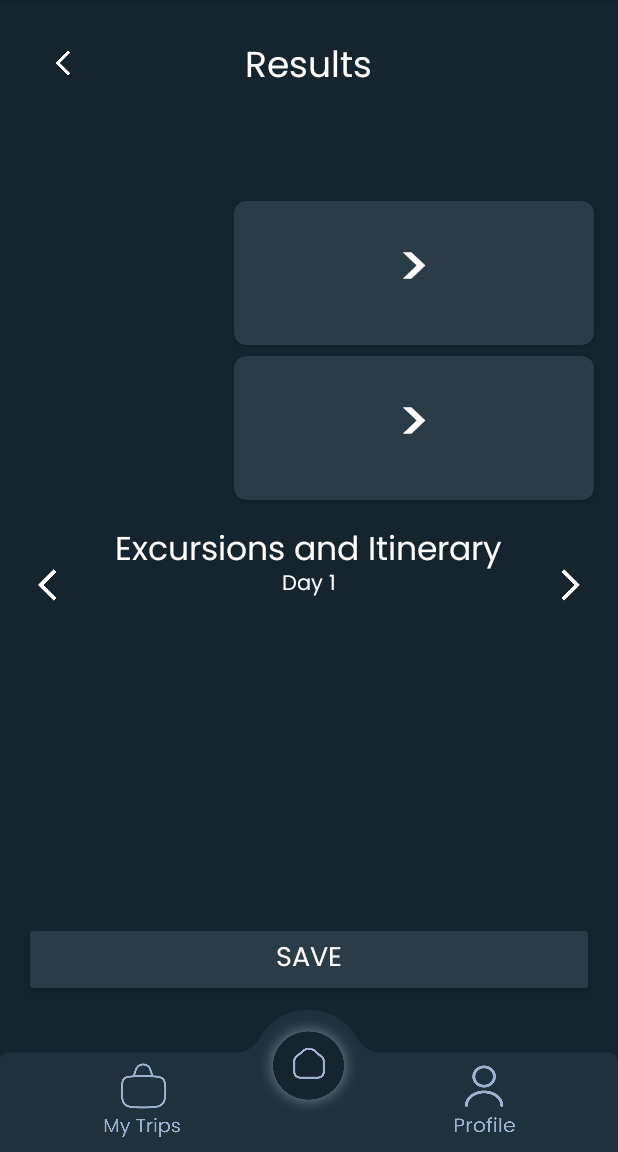
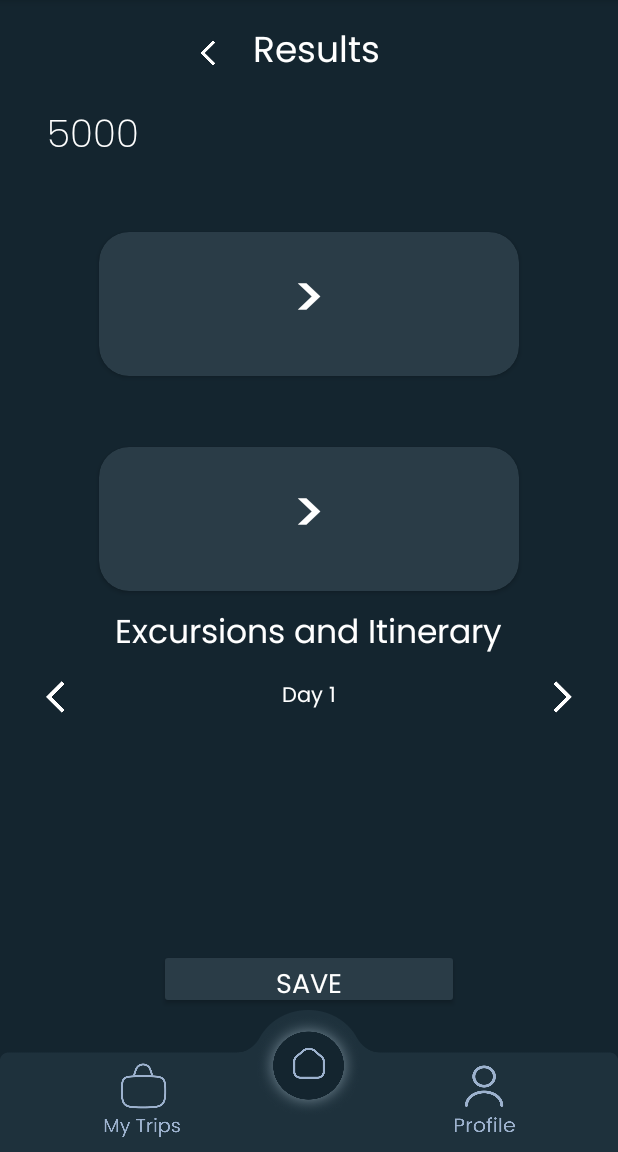
Before and after one commit to rithvik213/TripPlanner, an Android app: the Results screen opened through its navigation route, on a phone screen of 412 x 824 dp, the part 84-1236 px from its top. Run offline under Robolectric (Android 15) with nearby library versions, the phone set to English and light mode, and no system bars; our stand-ins replace Room's generated code, navigation-ui; libraries missing offline, so code that uses them is left out: com.google.api.services; 33 statements that could not run were skipped.

Commit message:
saving changes

```diff
--- a/app/src/main/res/layout/fragment_results.xml
+++ b/app/src/main/res/layout/fragment_results.xml
@@ -1,9 +1,10 @@
 <?xml version="1.0" encoding="utf-8"?>
-<androidx.constraintlayout.widget.ConstraintLayout xmlns:android="http://schemas.android.com/apk/res/android"
+<LinearLayout xmlns:android="http://schemas.android.com/apk/res/android"
     xmlns:app="http://schemas.android.com/apk/res-auto"
     xmlns:tools="http://schemas.android.com/tools"
     android:layout_width="match_parent"
     android:layout_height="match_parent"
+    android:orientation="vertical"
     android:background="@color/darknavy"
     tools:context=".Results">
 
@@ -19,18 +20,105 @@
         app:layout_constraintStart_toStartOf="parent"
         app:layout_constraintEnd_toEndOf="parent"/>
 
+    <LinearLayout
+        android:layout_width="wrap_content"
+        android:layout_height="wrap_content"
+        android:layout_gravity="center"
+        android:padding="15dp"
+        android:orientation="horizontal" >
+
+        <ImageButton
+            android:id="@+id/resultsbackbutton"
+            android:layout_width="20dp"
+            android:layout_height="20dp"
+            android:layout_gravity="center_vertical"
+            android:background="@drawable/arrow_back_ios_new"
+            app:layout_constraintStart_toStartOf="parent"
+            app:layout_constraintTop_toTopOf="parent" />
+
+        <TextView
+            android:id="@+id/textView3"
+            android:layout_marginStart="20dp"
+            android:layout_marginEnd="30dp"
+            android:layout_width="wrap_content"
+            android:layout_height="wrap_content"
+            android:layout_gravity="center_horizontal"
+            android:fontFamily="@font/poppins"
+            android:text="@string/results"
+            android:textColor="#FFFFFF"
+            android:textSize="24sp"
+             />
+    </LinearLayout>
+
+    <LinearLayout
+        android:layout_width="match_parent"
+        android:layout_height="wrap_content"
+        android:orientation="horizontal" >
+
+        <TextView
+            android:id="@+id/destination"
+            android:layout_width="wrap_content"
+            android:layout_height="wrap_content"
+            android:layout_marginStart="15dp"
+            android:backgroundTint="@color/navy"
+            android:fontFamily="@font/poppins"
+            android:textColor="@color/white"
+            android:text="Destination"
+            android:textSize="25sp"
+            app:layout_constraintBottom_toBottomOf="parent"
+            app:layout_constraintEnd_toEndOf="parent"
+            app:layout_constraintHorizontal_bias="0.0"
+            app:layout_constraintStart_toStartOf="parent"
+            app:layout_constraintTop_toTopOf="parent"
+            app:layout_constraintVertical_bias="0.123" />
+
+        <TextView
+            android:id="@+id/totalprice"
+            android:layout_width="wrap_content"
+            android:layout_height="wrap_content"
+            android:layout_marginStart="16dp"
+            android:layout_marginEnd="16dp"
+            android:text="5000"
+            android:fontFamily="@font/poppinslight"
+            android:textColor="@color/white"
+            android:textSize="25sp"
+            app:layout_constraintBottom_toBottomOf="parent"
+            app:layout_constraintEnd_toEndOf="parent"
+            app:layout_constraintHorizontal_bias="1.0"
+            app:layout_constraintStart_toStartOf="parent"
+            app:layout_constraintTop_toTopOf="parent"
+            app:layout_constraintVertical_bias="0.123" />
+
+    </LinearLayout>
+
+    <LinearLayout
+        android:layout_width="match_parent"
+        android:layout_height="wrap_content"
+        android:orientation="vertical" >
+
+        <TextView
+            android:id="@+id/departuredate"
+            android:layout_width="match_parent"
+            android:layout_height="wrap_content"
+            android:layout_marginTop="5dp"
+            android:layout_marginBottom="5dp"
+            android:layout_marginStart="15sp"
+            android:layout_gravity="center_vertical"
+            android:fontFamily="@font/poppins"
+            android:textColor="@color/white"
+            android:textSize="15sp"
+             />
+
         <androidx.cardview.widget.CardView
             android:id="@+id/outboundcard"
-        android:layout_width="240dp"
+            android:layout_width="280dp"
             android:layout_height="96dp"
-        android:layout_margin="16dp"
-        android:layout_marginTop="8dp"
-        android:layout_marginBottom="8dp"
+            android:layout_gravity="center"
+            android:layout_marginTop="5dp"
+            android:layout_marginBottom="5dp"
             android:backgroundTint="@color/navy"
-        app:cardCornerRadius="8dp"
-        app:layout_constraintBottom_toTopOf="@+id/inboundcard"
-        app:layout_constraintEnd_toEndOf="parent"
-        app:layout_constraintTop_toBottomOf="@+id/destination">
+            app:cardCornerRadius="20dp"
+            >
 
             <LinearLayout
                 android:layout_width="match_parent"
@@ -114,16 +202,37 @@
                 </LinearLayout>
             </LinearLayout>
         </androidx.cardview.widget.CardView>
+    </LinearLayout>
+
+
+    <LinearLayout
+        android:layout_width="match_parent"
+        android:layout_height="wrap_content"
+        android:orientation="vertical" >
+
+        <TextView
+            android:id="@+id/returndates"
+            android:layout_width="match_parent"
+            android:layout_height="wrap_content"
+            android:fontFamily="@font/poppins"
+            android:layout_marginTop="5dp"
+            android:layout_marginBottom="5dp"
+            android:textColor="@color/white"
+            android:layout_marginStart="15sp"
+            android:layout_gravity="center_vertical"
+            android:textSize="15sp"
+             />
 
 
         <androidx.cardview.widget.CardView
             android:id="@+id/inboundcard"
-        android:layout_width="240dp"
+            android:layout_width="280dp"
             android:layout_height="96dp"
-        android:layout_margin="16dp"
-        android:layout_marginBottom="8dp"
+            android:layout_marginBottom="5dp"
+            android:layout_marginTop="5dp"
             android:backgroundTint="@color/navy"
-        app:cardCornerRadius="8dp"
+            android:layout_gravity="center"
+            app:cardCornerRadius="20dp"
             app:layout_constraintBottom_toTopOf="@+id/textView7"
             app:layout_constraintEnd_toEndOf="parent">
 
@@ -209,120 +318,25 @@
                 </LinearLayout>
             </LinearLayout>
         </androidx.cardview.widget.CardView>
+    </LinearLayout>
 
 
-
-    <ImageButton
-        android:id="@+id/resultsbackbutton"
-        android:layout_width="20dp"
-        android:layout_height="20dp"
-        android:layout_marginStart="32dp"
-        android:layout_marginTop="32dp"
-        android:background="@drawable/arrow_back_ios_new"
-        app:layout_constraintStart_toStartOf="parent"
-        app:layout_constraintTop_toTopOf="parent" />
-
-    <TextView
-        android:id="@+id/textView3"
-        android:layout_width="wrap_content"
-        android:layout_height="wrap_content"
-        android:layout_gravity="center_horizontal"
-        android:fontFamily="@font/poppins"
-        android:text="@string/results"
-        android:textColor="#FFFFFF"
-        android:textSize="24sp"
-        app:layout_constraintBottom_toBottomOf="parent"
-        app:layout_constraintEnd_toEndOf="parent"
-        app:layout_constraintHorizontal_bias="0.498"
-        app:layout_constraintStart_toStartOf="parent"
-        app:layout_constraintTop_toTopOf="parent"
-        app:layout_constraintVertical_bias="0.04" />
-
-
-    <TextView
-        android:id="@+id/destination"
-        android:layout_width="wrap_content"
-        android:layout_height="wrap_content"
-        android:layout_marginStart="16dp"
-        android:backgroundTint="@color/navy"
-        android:fontFamily="@font/poppins"
-        android:textColor="@color/white"
-        android:textSize="30sp"
-        app:layout_constraintBottom_toBottomOf="parent"
-        app:layout_constraintEnd_toEndOf="parent"
-        app:layout_constraintHorizontal_bias="0.0"
-        app:layout_constraintStart_toStartOf="parent"
-        app:layout_constraintTop_toTopOf="parent"
-        app:layout_constraintVertical_bias="0.123" />
-
-    <TextView
-        android:id="@+id/totalprice"
-        android:layout_width="wrap_content"
-        android:layout_height="wrap_content"
-        android:layout_marginStart="16dp"
-        android:layout_marginEnd="16dp"
-        android:fontFamily="@font/poppins"
-        android:textColor="@color/white"
-        android:textSize="30sp"
-        app:layout_constraintBottom_toBottomOf="parent"
-        app:layout_constraintEnd_toEndOf="parent"
-        app:layout_constraintHorizontal_bias="1.0"
-        app:layout_constraintStart_toStartOf="parent"
-        app:layout_constraintTop_toTopOf="parent"
-        app:layout_constraintVertical_bias="0.123" />
-
-    <TextView
-        android:id="@+id/departuredate"
-        android:layout_width="124dp"
-        android:layout_height="96dp"
-        android:layout_marginStart="16dp"
-        android:layout_marginTop="8dp"
-        android:layout_marginEnd="8dp"
-        android:layout_marginBottom="8dp"
-        android:fontFamily="@font/poppins"
-        android:textColor="@color/white"
-        android:textSize="20sp"
-        app:layout_constraintBottom_toTopOf="@+id/returndates"
-        app:layout_constraintEnd_toStartOf="@+id/outboundcard"
-        app:layout_constraintHorizontal_bias="0.0"
-        app:layout_constraintStart_toStartOf="parent"
-        app:layout_constraintTop_toBottomOf="@+id/destination"
-        app:layout_constraintVertical_bias="0.476" />
-
-    <TextView
-        android:id="@+id/returndates"
-        android:layout_width="124dp"
-        android:layout_height="96dp"
-        android:layout_marginStart="16dp"
-        android:layout_marginEnd="8dp"
-        android:layout_marginBottom="8dp"
-        android:fontFamily="@font/poppins"
-        android:textColor="@color/white"
-        android:textSize="20sp"
-        app:layout_constraintBottom_toTopOf="@+id/textView7"
-        app:layout_constraintEnd_toStartOf="@+id/inboundcard"
-        app:layout_constraintHorizontal_bias="0.0"
-        app:layout_constraintStart_toStartOf="parent"
-        app:layout_constraintTop_toTopOf="parent"
-        app:layout_constraintVertical_bias="0.97" />
 
     <TextView
         android:id="@+id/textView7"
         android:layout_width="wrap_content"
         android:layout_height="wrap_content"
         android:fontFamily="@font/poppins"
+        android:padding="5dp"
+        android:layout_gravity="center_horizontal"
         android:text="@string/itinerary"
         android:textColor="@color/white"
         android:textSize="22sp"
-        app:layout_constraintBottom_toTopOf="@+id/itineraryViewPager"
-        app:layout_constraintEnd_toEndOf="parent"
-        app:layout_constraintHorizontal_bias="0.496"
-        app:layout_constraintStart_toStartOf="parent"
-        app:layout_constraintTop_toTopOf="parent"
-        app:layout_constraintVertical_bias="0.979" />
+         />
 
     <androidx.constraintlayout.widget.ConstraintLayout
         android:id="@+id/dayNavigator"
+        android:padding="5dp"
         android:layout_width="match_parent"
         android:layout_height="wrap_content"
         app:layout_constraintTop_toBottomOf="@id/textView7"
@@ -366,36 +380,24 @@
 
     <androidx.viewpager2.widget.ViewPager2
         android:id="@+id/itineraryViewPager"
-        android:layout_width="384dp"
-        android:layout_height="240dp"
-        android:layout_marginStart="16dp"
-        android:layout_marginTop="428dp"
-        android:layout_marginEnd="16dp"
-        android:layout_marginBottom="16dp"
-        android:layout_weight="1 "
+        android:layout_width="match_parent"
+        android:padding="5dp"
+        android:layout_height="150dp"
         android:textColor="@color/white"
-        app:layout_constraintBottom_toTopOf="@+id/saveButton"
-        app:layout_constraintEnd_toEndOf="parent"
-        app:layout_constraintHorizontal_bias="0.592"
-        app:layout_constraintStart_toStartOf="parent"
-        app:layout_constraintTop_toTopOf="parent" />
+        />
 
     <Button
         android:id="@+id/saveButton"
-        android:layout_width="0dp"
+        android:layout_width="200dp"
         android:layout_height="wrap_content"
-        android:layout_marginStart="16dp"
-        android:layout_marginEnd="16dp"
-        android:layout_marginBottom="8dp"
+        android:padding="10dp"
+        android:layout_gravity="center_horizontal"
         android:backgroundTint="@color/navy"
         android:fontFamily="@font/poppins"
         android:text="SAVE"
         android:textColor="@color/white"
         android:textSize="18sp"
-        app:layout_constraintBottom_toBottomOf="parent"
-        app:layout_constraintEnd_toEndOf="parent"
-        app:layout_constraintHorizontal_bias="0.0"
-        app:layout_constraintStart_toStartOf="parent" />
+         />
 
 
-</androidx.constraintlayout.widget.ConstraintLayout>
+</LinearLayout>
--- a/app/src/main/res/layout/fragment_trip_search.xml
+++ b/app/src/main/res/layout/fragment_trip_search.xml
@@ -5,7 +5,7 @@
     android:layout_height="match_parent"
     android:background="@color/darknavy"
     android:orientation="vertical"
-    android:padding="24dp"
+    android:padding="15dp"
     xmlns:app="http://schemas.android.com/apk/res-auto"
     tools:context=".TripSearch">
 
@@ -89,14 +89,11 @@
 
     <LinearLayout
         android:id="@+id/linearLayout2"
-        android:layout_width="364dp"
+        android:layout_width="match_parent"
         android:layout_height="wrap_content"
         android:layout_gravity="center_horizontal"
         android:orientation="horizontal"
-        app:layout_constraintBottom_toBottomOf="parent"
-        app:layout_constraintEnd_toEndOf="parent"
-        app:layout_constraintStart_toStartOf="parent"
-        app:layout_constraintTop_toTopOf="parent">
+        >
 
 
         <EditText
@@ -214,7 +211,6 @@
         android:layout_height="wrap_content"
         android:layout_gravity="center"
         android:orientation="vertical"
-        android:paddingBottom="0dp"
         app:layout_constraintVertical_bias="0.723">
 
         <CheckBox
@@ -260,6 +256,6 @@
         android:text="@string/search"
         android:textColor="#FFFFFF"
         android:textSize="19sp"
-        android:layout_marginTop="70dp" />
+        android:layout_marginTop="30dp" />
 
 </LinearLayout>
--- a/app/src/main/res/layout/fragment_user_profile.xml
+++ b/app/src/main/res/layout/fragment_user_profile.xml
@@ -1,28 +1,26 @@
 <?xml version="1.0" encoding="utf-8"?>
-<androidx.constraintlayout.widget.ConstraintLayout xmlns:android="http://schemas.android.com/apk/res/android"
+<LinearLayout xmlns:android="http://schemas.android.com/apk/res/android"
     xmlns:app="http://schemas.android.com/apk/res-auto"
     xmlns:tools="http://schemas.android.com/tools"
     android:layout_width="match_parent"
-    android:layout_weight="9"
+    android:orientation="vertical"
     android:layout_height="match_parent"
     android:background="@color/darknavy"
     tools:context=".UserProfile">
 
-    <EditText
+    <TextView
         android:id="@+id/name"
         android:layout_width="wrap_content"
         android:layout_height="wrap_content"
         android:fontFamily="@font/poppins"
+        android:layout_gravity="center"
+        android:padding="20dp"
         android:text=""
         android:hint="@string/name"
         android:textColorHint="@color/white"
         android:textColor="@color/white"
         android:textSize="24sp"
-        app:layout_constraintBottom_toBottomOf="parent"
-        app:layout_constraintEnd_toEndOf="parent"
-        app:layout_constraintStart_toStartOf="parent"
-        app:layout_constraintTop_toTopOf="parent"
-        app:layout_constraintVertical_bias="0.072" />
+         />
 
     <TextView
         android:id="@+id/tripsHeading"
@@ -34,30 +32,24 @@
         android:textColor="#FFFFFF"
         android:padding="10sp"
         android:textSize="24sp"
-        android:layout_marginStart="16dp"
         app:layout_constraintTop_toBottomOf="@+id/name"
         app:layout_constraintStart_toStartOf="parent"
         />
 
-=   <com.google.android.gms.maps.MapView
+   <com.google.android.gms.maps.MapView
     android:id="@+id/map"
-    android:layout_width="0dp"
+    android:layout_width="match_parent"
     android:layout_height="250dp"
-    app:layout_constraintTop_toBottomOf="@id/tripsHeading"
-    app:layout_constraintBottom_toTopOf="@id/statsContainer"
-    app:layout_constraintStart_toStartOf="parent"
+    android:padding="20dp"
     android:layout_marginStart="16dp"
     android:layout_marginEnd="16dp"
-    app:layout_constraintEnd_toEndOf="parent" />
+    />
 
     <androidx.cardview.widget.CardView
         android:id="@+id/statsContainer"
-        android:layout_width="0dp"
+        android:layout_width="match_parent"
         android:layout_height="wrap_content"
-        android:layout_marginTop="8dp"
-        app:layout_constraintTop_toBottomOf="@id/map"
-        app:layout_constraintStart_toStartOf="parent"
-        app:layout_constraintEnd_toEndOf="parent"
+        android:layout_marginTop="15dp"
         android:layout_marginStart="16dp"
         android:layout_marginEnd="16dp">
 
@@ -88,7 +80,7 @@
             <TextView
                 android:layout_width="wrap_content"
                 android:layout_height="wrap_content"
-                android:text="Distance Traveled"
+                android:text="Distance Traveled (miles)"
                 android:fontFamily="@font/poppins"
                 android:textAppearance="@style/TextAppearance.AppCompat.Large"
                 android:textColor="@color/black" />
@@ -107,19 +99,7 @@
 
 
 
-    <Button
-        android:id="@+id/logoutButton"
-        android:layout_width="wrap_content"
-        android:layout_height="wrap_content"
-        android:layout_marginBottom="16dp"
-        android:fontFamily="@font/poppinsbold"
-        android:textSize="19sp"
-        android:text="@string/logout"
-        android:textColor="@color/white"
-        android:backgroundTint="@color/navy"
-        app:layout_constraintBottom_toBottomOf="parent"
-        app:layout_constraintStart_toStartOf="parent"
-        app:layout_constraintEnd_toEndOf="parent" />
 
 
-</androidx.constraintlayout.widget.ConstraintLayout>
+
+</LinearLayout>
```
Lines whose indentation alone changed are shown as unchanged.
